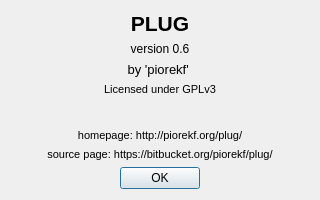
The window that plug/about.ui (b2ornot2b/plug) describes before a commit, drawn with Qt 5.
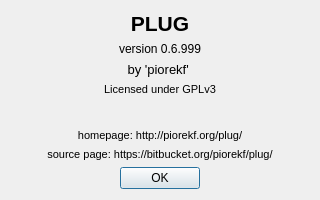
The same window after the commit.

Patch:
```diff
--- a/plug/about.ui
+++ b/plug/about.ui
@@ -34,7 +34,7 @@
    <item>
     <widget class="QLabel" name="label_6">
      <property name="text">
-      <string>version 0.6</string>
+      <string>version 0.6.999</string>
      </property>
      <property name="alignment">
       <set>Qt::AlignCenter</set>
```
Left out of the diff: 6 changed lines with no effect on the pictures.
